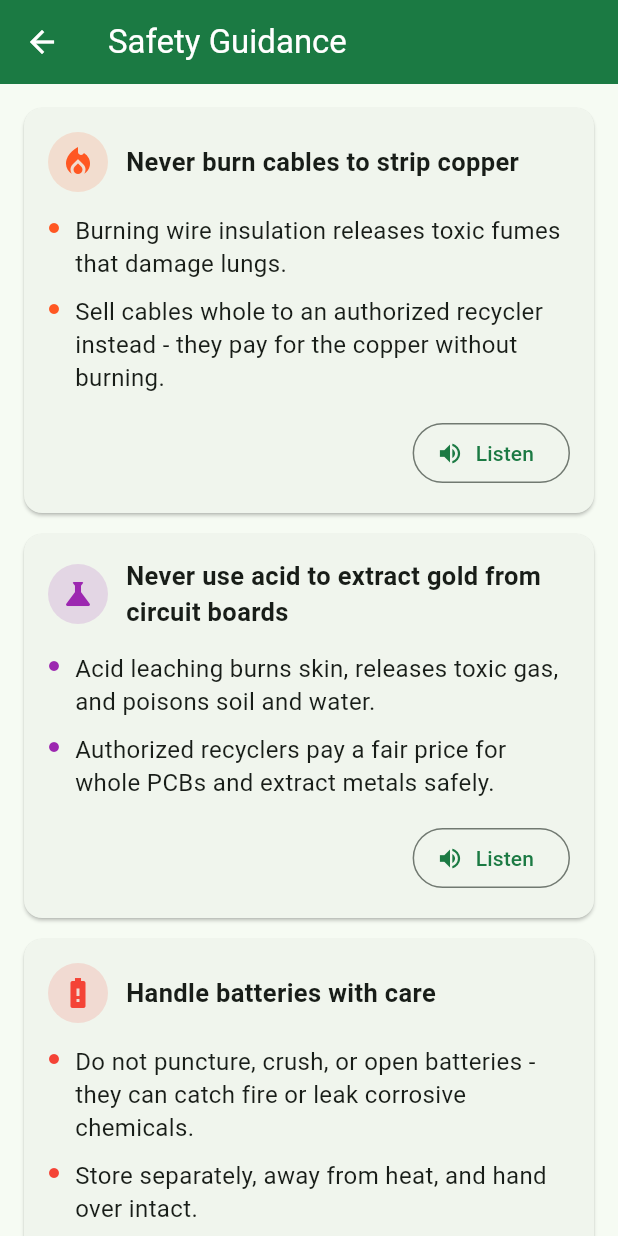
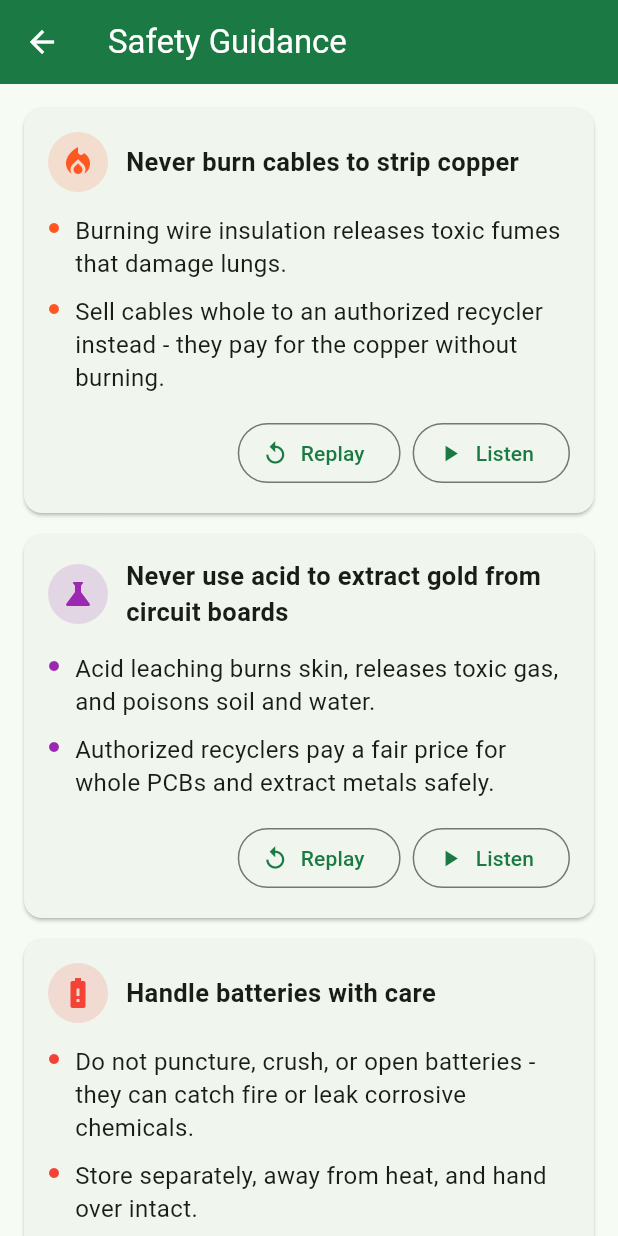
Before and after one commit to SaltyGravy/kabadiconnect, a Flutter app: the SafetyGuidanceScreen screen opened directly, on a phone screen of 412 x 824 dp. Run offline on Flutter 3.47's test engine with Material 3 defaults, Android fonts, the phone set to English and light mode, and no system bars; our stand-ins replace camera, cloud_firestore, connectivity_plus, firebase_auth, firebase_core, flutter_tts and 5 more; missing offline and left inert: tflite_flutter; accounts and stored records are empty.

Commit message:
Add play/pause/replay controls to Safety Guidance narration
Replaces the single one-shot "Listen" button with real playback
controls. On-device TTS engines don't support true mid-utterance
pause/resume, so narration is chunked one sentence at a time -- pausing
stops after the current sentence and remembers it, so play resumes there
rather than restarting. Replay jumps back to the first sentence.

```diff
--- a/app/lib/core/l10n/app_strings.dart
+++ b/app/lib/core/l10n/app_strings.dart
@@ -88,6 +88,8 @@ class AppStrings {
     'pendingDues': {AppLocale.en: 'Pending dues', AppLocale.hi: 'बाकी राशि', AppLocale.mr: 'थकीत रक्कम'},
     'safetyTitle': {AppLocale.en: 'Safety Guidance', AppLocale.hi: 'सुरक्षा मार्गदर्शन', AppLocale.mr: 'सुरक्षा मार्गदर्शन'},
     'listenBtn': {AppLocale.en: 'Listen', AppLocale.hi: 'सुनें', AppLocale.mr: 'ऐका'},
+    'pauseBtn': {AppLocale.en: 'Pause', AppLocale.hi: 'रोकें', AppLocale.mr: 'थांबवा'},
+    'replayBtn': {AppLocale.en: 'Replay', AppLocale.hi: 'फिर से सुनें', AppLocale.mr: 'पुन्हा ऐका'},
     'offlineBanner': {AppLocale.en: 'Offline - will sync later', AppLocale.hi: 'ऑफ़लाइन - बाद में सिंक होगा', AppLocale.mr: 'ऑफलाइन - नंतर सिंक होईल'},
     'syncedBanner': {AppLocale.en: 'All data synced', AppLocale.hi: 'सभी डेटा सिंक हो गया', AppLocale.mr: 'सर्व डेटा सिंक झाला'},
     'incomingLots': {AppLocale.en: 'Incoming Lots', AppLocale.hi: 'आने वाले लॉट', AppLocale.mr: 'येणारे लॉट'},
--- a/app/lib/core/services/tts_service.dart
+++ b/app/lib/core/services/tts_service.dart
@@ -31,4 +31,10 @@ class TtsService {
   }
 
   Future<void> stop() => _tts.stop();
+
+  /// Fires when an utterance finishes speaking naturally (not via [stop]).
+  /// Used to chain sentence-by-sentence playback so pause/resume can pick
+  /// back up at the sentence it stopped on, since on-device TTS engines
+  /// don't support true mid-utterance pause-and-resume.
+  void setCompletionHandler(void Function() handler) => _tts.setCompletionHandler(handler);
 }
--- a/app/lib/features/collector/safety/safety_guidance_screen.dart
+++ b/app/lib/features/collector/safety/safety_guidance_screen.dart
@@ -32,14 +32,94 @@ List<String> _splitIntoPoints(String text) {
       .toList();
 }
 
-class SafetyGuidanceScreen extends StatelessWidget {
+class SafetyGuidanceScreen extends StatefulWidget {
   const SafetyGuidanceScreen({super.key});
+
+  @override
+  State<SafetyGuidanceScreen> createState() => _SafetyGuidanceScreenState();
+}
+
+class _SafetyGuidanceScreenState extends State<SafetyGuidanceScreen> {
+  // Which card is actively speaking right now (null = nothing playing).
+  int? _playingIndex;
+  // Next point index to speak for each card -- lets Play resume from where
+  // Pause left off instead of always restarting from the top. On-device TTS
+  // engines don't support true mid-utterance pause/resume, so this speaks
+  // one sentence at a time and treats "pause" as "stop after this sentence".
+  final Map<int, int> _nextPoint = {};
+
+  late TtsService _tts;
+
+  @override
+  void didChangeDependencies() {
+    super.didChangeDependencies();
+    _tts = context.read<TtsService>();
+    _tts.setCompletionHandler(_onUtteranceComplete);
+  }
+
+  @override
+  void dispose() {
+    _tts.setCompletionHandler(() {});
+    super.dispose();
+  }
+
+  List<String> _pointsFor(int i, AppState appState) {
+    final tip = _tips[i];
+    final title = AppStrings.t(tip.titleKey, appState.locale);
+    final desc = AppStrings.t(tip.descKey, appState.locale);
+    final points = _splitIntoPoints(desc);
+    // First point is prefixed with the title so the card is identified by
+    // ear too, not just by sight.
+    if (points.isNotEmpty) points[0] = '$title. ${points[0]}';
+    return points;
+  }
+
+  void _onUtteranceComplete() {
+    if (!mounted) return;
+    final i = _playingIndex;
+    if (i == null) return;
+    final appState = context.read<AppState>();
+    final points = _pointsFor(i, appState);
+    final next = (_nextPoint[i] ?? 0) + 1;
+    if (next < points.length) {
+      setState(() => _nextPoint[i] = next);
+      _tts.speak(points[next], appState.locale);
+    } else {
+      setState(() {
+        _nextPoint[i] = 0; // fully finished -- next Play starts over
+        _playingIndex = null;
+      });
+    }
+  }
+
+  void _togglePlayPause(int i, AppState appState) {
+    if (_playingIndex == i) {
+      _tts.stop();
+      setState(() => _playingIndex = null);
+      return;
+    }
+    final points = _pointsFor(i, appState);
+    final startAt = (_nextPoint[i] ?? 0).clamp(0, points.length - 1);
+    setState(() {
+      _playingIndex = i;
+      _nextPoint[i] = startAt;
+    });
+    _tts.speak(points[startAt], appState.locale);
+  }
+
+  void _replay(int i, AppState appState) {
+    if (_playingIndex == i) _tts.stop();
+    setState(() {
+      _nextPoint[i] = 0;
+      _playingIndex = i;
+    });
+    _tts.speak(_pointsFor(i, appState)[0], appState.locale);
+  }
 
   @override
   Widget build(BuildContext context) {
     final appState = context.watch<AppState>();
     String t(String k) => AppStrings.t(k, appState.locale);
-    final tts = context.read<TtsService>();
 
     return Scaffold(
       appBar: AppBar(title: Text(t('safetyTitle'))),
@@ -51,6 +131,10 @@ class SafetyGuidanceScreen extends StatelessWidget {
           final title = t(tip.titleKey);
           final desc = t(tip.descKey);
           final points = _splitIntoPoints(desc);
+          final isPlaying = _playingIndex == i;
+          final progress = _nextPoint[i] ?? 0;
+          final hasProgress = progress > 0 && !isPlaying;
+
           return Card(
             margin: const EdgeInsets.only(bottom: 14),
             child: Padding(
@@ -81,13 +165,42 @@ class SafetyGuidanceScreen extends StatelessWidget {
                         ),
                       )),
                   const SizedBox(height: 6),
-                  Align(
-                    alignment: Alignment.centerRight,
-                    child: OutlinedButton.icon(
-                      onPressed: () => tts.speak('$title. $desc', appState.locale),
-                      icon: const Icon(Icons.volume_up, size: 18),
-                      label: Text(t('listenBtn')),
-                    ),
+                  Row(
+                    mainAxisAlignment: MainAxisAlignment.end,
+                    children: [
+                      if (isPlaying)
+                        Padding(
+                          padding: const EdgeInsets.only(right: 10),
+                          child: Row(
+                            mainAxisSize: MainAxisSize.min,
+                            children: [
+                              SizedBox(
+                                width: 12,
+                                height: 12,
+                                child: CircularProgressIndicator(strokeWidth: 2, color: tip.color),
+                              ),
+                              const SizedBox(width: 6),
+                              Text('${progress + 1}/${points.length}', style: TextStyle(fontSize: 12, color: Colors.grey.shade600)),
+                            ],
+                          ),
+                        )
+                      else if (hasProgress)
+                        Padding(
+                          padding: const EdgeInsets.only(right: 10),
+                          child: Text('${t('pauseBtn')} · ${progress + 1}/${points.length}', style: TextStyle(fontSize: 12, color: Colors.grey.shade600)),
+                        ),
+                      OutlinedButton.icon(
+                        onPressed: () => _replay(i, appState),
+                        icon: const Icon(Icons.replay, size: 18),
+                        label: Text(t('replayBtn')),
+                      ),
+                      const SizedBox(width: 8),
+                      OutlinedButton.icon(
+                        onPressed: () => _togglePlayPause(i, appState),
+                        icon: Icon(isPlaying ? Icons.pause : Icons.play_arrow, size: 18),
+                        label: Text(isPlaying ? t('pauseBtn') : t('listenBtn')),
+                      ),
+                    ],
                   ),
                 ],
               ),
--- a/app/pubspec.yaml
+++ b/app/pubspec.yaml
@@ -16,7 +16,7 @@ publish_to: 'none' # Remove this line if you wish to publish to pub.dev
 # https://developer.apple.com/library/archive/documentation/General/Reference/InfoPlistKeyReference/Articles/CoreFoundationKeys.html
 # In Windows, build-name is used as the major, minor, and patch parts
 # of the product and file versions while build-number is used as the build suffix.
-version: 1.8.0+16
+version: 1.8.1+17
 
 environment:
   sdk: ^3.13.0
```
Also changed, not shown: 1 other file.
